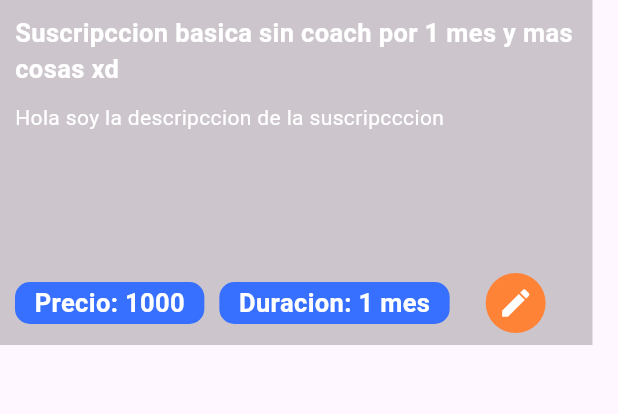
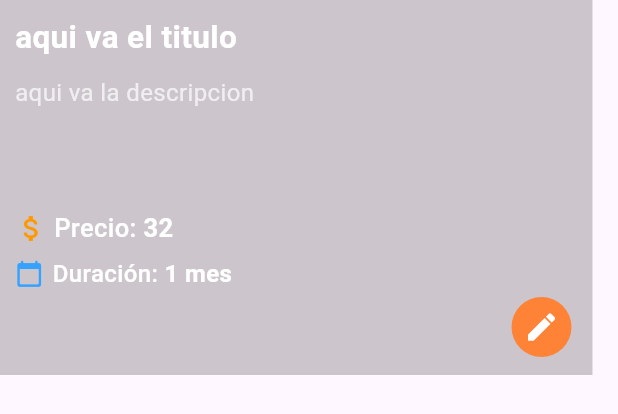
Before and after one commit to osvaldoBinte/Gerena_Doctor, a Flutter app: the CardSubscriptionWidget widget shown alone on an empty page, opened directly, on a phone screen of 412 x 824 dp. Shown: the top 414 px of the screen. Run offline on Flutter 3.47's test engine with Material 3 defaults, Android fonts, the phone set to English and light mode, and no system bars; missing offline and left inert: file_selector, postgres, window_manager; statements that could not run were skipped.

Commit message:
cambio de card suscripccion

```diff
--- a/lib/suscripcciones/presentation/widgets/card_subscription_widget.dart
+++ b/lib/suscripcciones/presentation/widgets/card_subscription_widget.dart
@@ -9,7 +9,7 @@ class CardSubscriptionWidget extends StatelessWidget {
     return InkWell(
       child: Container(
         width: 395,
-        height: 230,
+        height: 250,
         color: Color.fromARGB(60, 40, 40, 40),
         padding: const EdgeInsets.all(10),
         alignment: Alignment.centerLeft,
@@ -17,56 +17,85 @@ class CardSubscriptionWidget extends StatelessWidget {
           children: [
             const SizedBox(
               width: double.infinity,
-              child: Text(
-                  "Suscripccion basica sin coach por 1 mes y mas cosas xd ",
-                  style: TextStyle(
+              child:  Text(
+            'aqui va el titulo',
+            style: const TextStyle(
               color: Colors.white,
-                      fontSize: 17,
-                      fontWeight: FontWeight.bold)),
+              fontSize: 21,
+              fontWeight: FontWeight.bold,
+            ),
+            overflow: TextOverflow.ellipsis,
+            maxLines: 2,
+          ),
             ),
             const SizedBox(
               height: 10,
             ),
             const SizedBox(
               width: double.infinity,
-              height: 100,
-              child: Text("Hola soy la descripccion de la suscripcccion",
-                  style: TextStyle(
-                    color: Colors.white,
-                  )),
+              height: 80,
+              child:   Text(
+            'aqui va la descripcion',
+            style: const TextStyle(
+              color: Colors.white70,
+              fontSize: 16,
+            ),
+            maxLines: 3,
+            overflow: TextOverflow.ellipsis,
+          ),
             ),
             const SizedBox(
               height: 10,
             ),
              Row(
-              mainAxisAlignment: MainAxisAlignment.start,
             children: [
-                Container(
-                  padding:
-                      const EdgeInsets.symmetric(vertical: 2, horizontal: 13),
-                  decoration: BoxDecoration(
-                      borderRadius: BorderRadius.circular(10),
-                      color: const Color.fromARGB(255, 55, 112, 255)),
-                  child: const Text("Precio: 1000",
-                      style: TextStyle(
+              const Icon(Icons.attach_money, color: Color.fromARGB(255, 255, 152, 0), size: 22),
+              const SizedBox(width: 4),
+              Text(
+                "Precio: ",
+                style: const TextStyle(
                   color: Colors.white,
+                  fontWeight: FontWeight.w500,
                   fontSize: 17,
-                          fontWeight: FontWeight.bold)),
                 ),
-                const SizedBox(width: 10),
-                Container(
-                  padding:
-                      const EdgeInsets.symmetric(vertical: 2, horizontal: 13),
-                  decoration: BoxDecoration(
-                      borderRadius: BorderRadius.circular(10),
-                      color: const Color.fromARGB(255, 55, 112, 255)),
-                  child: const Text("Duracion: 1 mes",
-                      style: TextStyle(
+              ),
+              Text(
+                "32",
+                style: const TextStyle(
                   color: Colors.white,
+                  fontWeight: FontWeight.bold,
                   fontSize: 17,
-                          fontWeight: FontWeight.bold)),
                 ),
-                const SizedBox(width: 20),
+              ),
+            ],
+          ),
+          const SizedBox(height: 7),
+          // Duración
+          Row(
+            children: [
+              const Icon(Icons.calendar_today_rounded, color: Color.fromARGB(255, 54, 162, 255), size: 19),
+              const SizedBox(width: 6),
+              Text(
+                "Duración: ",
+                style: const TextStyle(
+                  color: Colors.white,
+                  fontSize: 16,
+                  fontWeight: FontWeight.w500,
+                ),
+              ),
+              Text(
+                "1 mes",
+                style: const TextStyle(
+                  color: Colors.white,
+                  fontWeight: FontWeight.bold,
+                  fontSize: 16,
+                ),
+              ),
+            ],
+          ),
+            Row(
+              mainAxisAlignment: MainAxisAlignment.end,
+              children: [
                 IconButton.filled(
                     onPressed: () {
                       showDialog(context: context, builder: (context){
```
Lines whose indentation alone changed are shown as unchanged.
